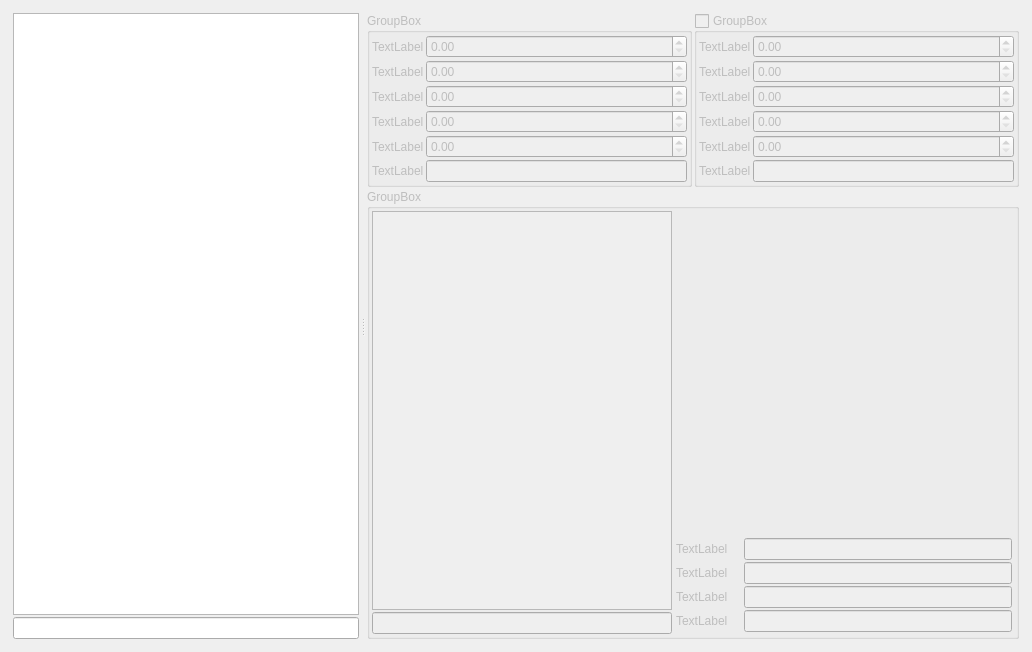
This is rpfm_ui/ui_templates/portrait_settings_editor.ui in Frodo45127/rpfm as Qt 5 draws it before an edit. The edited form follows.
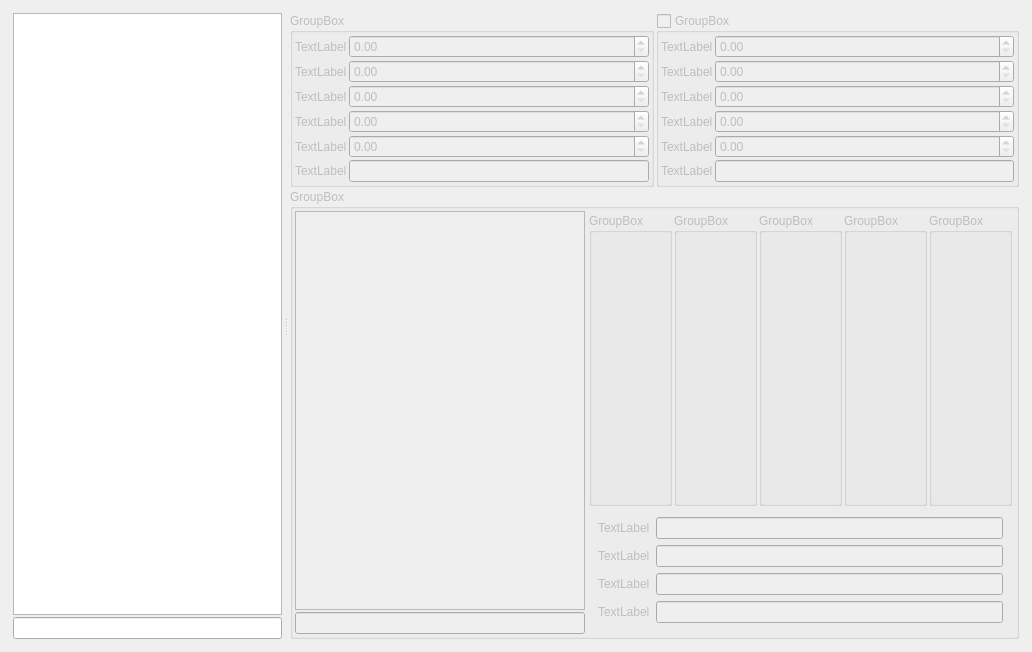
This is the edited form. Custom widgets are drawn as their Qt base class.

Commit message: Added icon viewer to the Portrait Settings editor.

```diff
--- a/rpfm_ui/ui_templates/portrait_settings_editor.ui
+++ b/rpfm_ui/ui_templates/portrait_settings_editor.ui
@@ -216,7 +216,7 @@
           </property>
           <item row="0" column="2" rowspan="2" colspan="2">
            <widget class="QWidget" name="variants_widget" native="true">
-            <layout class="QGridLayout" name="gridLayout_5" columnstretch="0,0,0,0,0">
+            <layout class="QGridLayout" name="gridLayout_5" rowstretch="1,0" columnstretch="0,0,0">
              <property name="leftMargin">
               <number>2</number>
              </property>
@@ -232,76 +232,176 @@
              <property name="spacing">
               <number>2</number>
              </property>
-             <item row="0" column="3">
-              <widget class="QLabel" name="mask_2_label">
-               <property name="text">
-                <string/>
-               </property>
-              </widget>
-             </item>
-             <item row="0" column="4">
-              <widget class="QLabel" name="mask_3_label">
-               <property name="text">
-                <string/>
-               </property>
-              </widget>
-             </item>
-             <item row="0" column="2">
-              <widget class="QLabel" name="mask_1_label">
-               <property name="text">
-                <string/>
-               </property>
-              </widget>
-             </item>
-             <item row="0" column="1">
-              <widget class="QLabel" name="diffuse_label">
-               <property name="text">
-                <string/>
-               </property>
-              </widget>
-             </item>
+             <item row="1" column="1" colspan="2">
+              <widget class="QWidget" name="widget_3" native="true">
+               <layout class="QGridLayout" name="gridLayout_12">
              <item row="0" column="0">
-              <widget class="QWidget" name="widget_2" native="true"/>
-             </item>
-             <item row="1" column="0">
               <widget class="QLabel" name="file_diffuse_label">
                <property name="text">
                 <string>TextLabel</string>
                </property>
               </widget>
              </item>
-             <item row="2" column="0">
+                <item row="0" column="1">
+                 <widget class="KLineEdit" name="file_diffuse_line_edit"/>
+                </item>
+                <item row="1" column="0">
               <widget class="QLabel" name="file_mask_1_label">
                <property name="text">
                 <string>TextLabel</string>
                </property>
               </widget>
              </item>
-             <item row="3" column="0">
+                <item row="1" column="1">
+                 <widget class="KLineEdit" name="file_mask_1_line_edit"/>
+                </item>
+                <item row="2" column="0">
               <widget class="QLabel" name="file_mask_2_label">
                <property name="text">
                 <string>TextLabel</string>
                </property>
               </widget>
              </item>
-             <item row="4" column="0">
+                <item row="2" column="1">
+                 <widget class="KLineEdit" name="file_mask_2_line_edit"/>
+                </item>
+                <item row="3" column="0">
               <widget class="QLabel" name="file_mask_3_label">
                <property name="text">
                 <string>TextLabel</string>
                </property>
               </widget>
              </item>
-             <item row="4" column="1" colspan="4">
+                <item row="3" column="1">
               <widget class="KLineEdit" name="file_mask_3_line_edit"/>
              </item>
-             <item row="3" column="1" colspan="4">
-              <widget class="KLineEdit" name="file_mask_2_line_edit"/>
+               </layout>
+              </widget>
              </item>
-             <item row="2" column="1" colspan="4">
-              <widget class="KLineEdit" name="file_mask_1_line_edit"/>
-             </item>
-             <item row="1" column="1" colspan="4">
-              <widget class="KLineEdit" name="file_diffuse_line_edit"/>
+             <item row="0" column="1" colspan="2">
+              <widget class="QWidget" name="widget_4" native="true">
+               <layout class="QGridLayout" name="gridLayout_13" columnstretch="0,1,1,1,1,0">
+                <property name="leftMargin">
+                 <number>0</number>
+                </property>
+                <property name="topMargin">
+                 <number>0</number>
+                </property>
+                <property name="rightMargin">
+                 <number>0</number>
+                </property>
+                <property name="bottomMargin">
+                 <number>0</number>
+                </property>
+                <property name="horizontalSpacing">
+                 <number>2</number>
+                </property>
+                <property name="verticalSpacing">
+                 <number>0</number>
+                </property>
+                <item row="0" column="3">
+                 <widget class="QGroupBox" name="mask_1_groupbox">
+                  <property name="title">
+                   <string>GroupBox</string>
+                  </property>
+                  <layout class="QGridLayout" name="gridLayout_9">
+                   <item row="0" column="0">
+                    <widget class="QLabel" name="mask_1_label">
+                     <property name="text">
+                      <string/>
+                     </property>
+                    </widget>
+                   </item>
+                  </layout>
+                 </widget>
+                </item>
+                <item row="0" column="4">
+                 <widget class="QGroupBox" name="mask_2_groupbox">
+                  <property name="title">
+                   <string>GroupBox</string>
+                  </property>
+                  <layout class="QGridLayout" name="gridLayout_8">
+                   <item row="0" column="0">
+                    <widget class="QLabel" name="mask_2_label">
+                     <property name="text">
+                      <string/>
+                     </property>
+                    </widget>
+                   </item>
+                  </layout>
+                 </widget>
+                </item>
+                <item row="0" column="5">
+                 <widget class="QGroupBox" name="mask_3_groupbox">
+                  <property name="title">
+                   <string>GroupBox</string>
+                  </property>
+                  <layout class="QGridLayout" name="gridLayout_11">
+                   <item row="0" column="0">
+                    <widget class="QLabel" name="mask_3_label">
+                     <property name="text">
+                      <string/>
+                     </property>
+                    </widget>
+                   </item>
+                  </layout>
+                 </widget>
+                </item>
+                <item row="0" column="1">
+                 <widget class="QGroupBox" name="icon_groupbox">
+                  <property name="title">
+                   <string>GroupBox</string>
+                  </property>
+                  <layout class="QGridLayout" name="gridLayout_14">
+                   <item row="0" column="2">
+                    <widget class="QLabel" name="icon_mask_2_label">
+                     <property name="text">
+                      <string/>
+                     </property>
+                    </widget>
+                   </item>
+                   <item row="0" column="1">
+                    <widget class="QLabel" name="icon_mask_1_label">
+                     <property name="text">
+                      <string/>
+                     </property>
+                    </widget>
+                   </item>
+                   <item row="0" column="0">
+                    <widget class="QLabel" name="icon_diffuse_label">
+                     <property name="text">
+                      <string/>
+                     </property>
+                    </widget>
+                   </item>
+                   <item row="0" column="3">
+                    <widget class="QLabel" name="icon_mask_3_label">
+                     <property name="text">
+                      <string/>
+                     </property>
+                    </widget>
+                   </item>
+                  </layout>
+                 </widget>
+                </item>
+                <item row="0" column="2">
+                 <widget class="QGroupBox" name="diffuse_groupbox">
+                  <property name="title">
+                   <string>GroupBox</string>
+                  </property>
+                  <layout class="QGridLayout" name="gridLayout_10">
+                   <item row="0" column="1">
+                    <widget class="QLabel" name="diffuse_label">
+                     <property name="text">
+                      <string/>
+                     </property>
+                    </widget>
+                   </item>
+                  </layout>
+                 </widget>
+                </item>
+               </layout>
+              </widget>
              </item>
             </layout>
            </widget>
```
Lines whose indentation alone changed are shown as unchanged. The commit also changes 5 other files.
